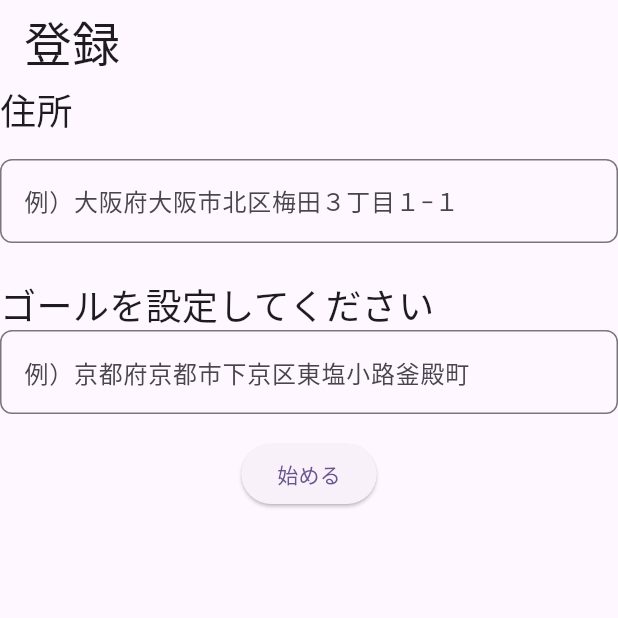
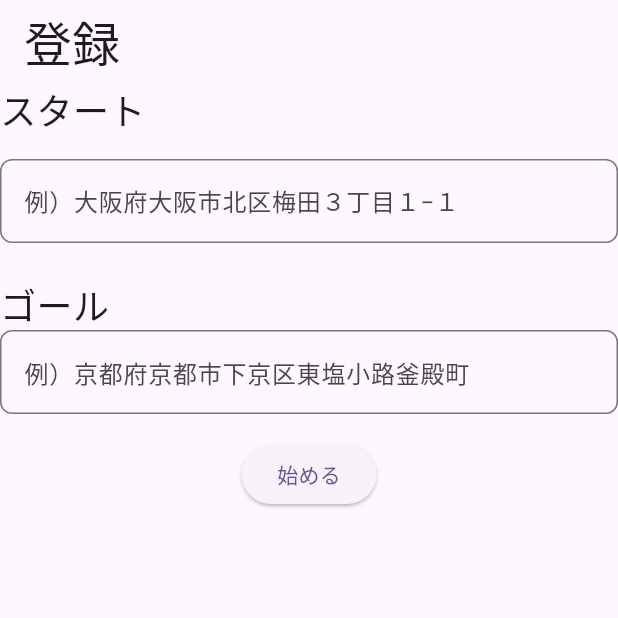
Before and after one commit to ironmax123/fit_map, a Flutter app: the screen it shows after launch, on a phone screen of 412 x 824 dp, the top half of it. Run offline on Flutter 3.47's test engine with Material 3 defaults, Android fonts, the phone set to English and light mode, and no system bars; our stand-ins replace flutter_hooks, flutter_map, freezed_annotation, geocoding, geolocator, go_router and 4 more; accounts and stored records are empty; generated files the repository leaves out were written again.

Commit message:
日付追加

```diff
--- a/lib/pages/regist/page.dart
+++ b/lib/pages/regist/page.dart
@@ -23,7 +23,7 @@ class RegistPage extends HookConsumerWidget {
             Align(
               alignment: Alignment.centerLeft,
               child: Text(
-                '住所',
+                'スタート',
                 style: const TextStyle(fontSize: 24),
               ),
             ),
@@ -44,7 +44,7 @@ class RegistPage extends HookConsumerWidget {
             Align(
               alignment: Alignment.centerLeft,
               child: Text(
-                'ゴールを設定してください',
+                'ゴール',
                 style: const TextStyle(fontSize: 24),
               ),
             ),
```
Also changed, not shown: lib/pages/map/widgets/bottomsheet.dart (+6 -3 lines).
